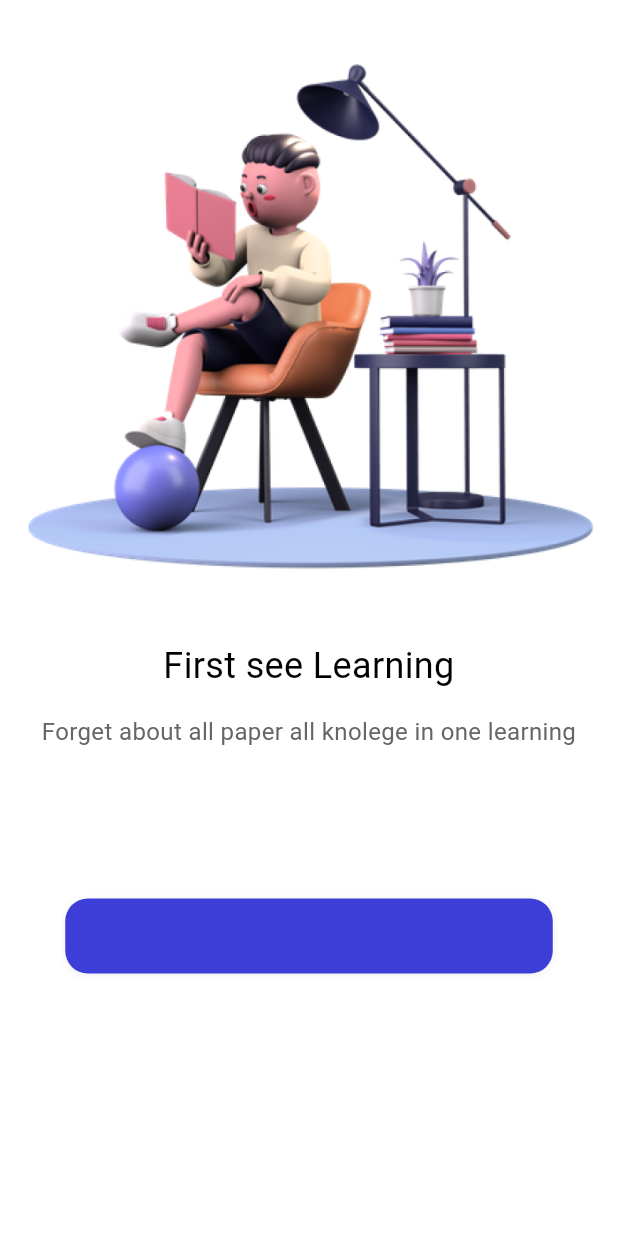
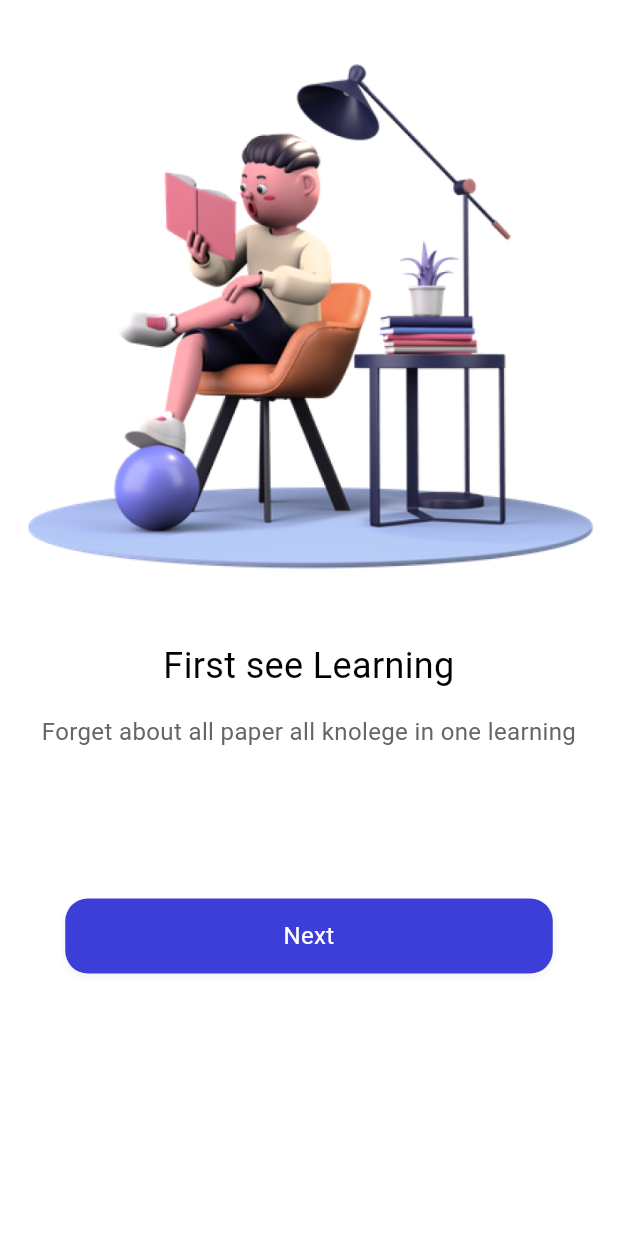
Before and after one commit to AbilioN/onlineCourse, a Flutter app: the screen it shows after launch, on a phone screen of 412 x 824 dp. Run offline on Flutter 3.47's test engine with Material 3 defaults, Android fonts, the phone set to English and light mode, and no system bars; our stand-ins replace flutter_riverpod.

Commit message:
next button

```diff
--- a/lib/common/widgets/app_shadows.dart
+++ b/lib/common/widgets/app_shadows.dart
@@ -3,16 +3,20 @@ import 'package:flutter/material.dart';
 
 class AppBoxDecorations {
   // Method to return the customized BoxDecoration
-  static BoxDecoration customBoxDecoration() {
+  static BoxDecoration customBoxDecoration(
+      {Color color = AppColors.primaryElement,
+      double radius = 15,
+      double sR = 1,
+      double bR = 2}) {
     return BoxDecoration(
-      color: AppColors.primaryElement,
-      borderRadius: BorderRadius.circular(15),
+      color: color,
+      borderRadius: BorderRadius.circular(radius),
       boxShadow: [
         BoxShadow(
           color: Colors.grey.withOpacity(0.1),
-          spreadRadius: 1,
-          blurRadius: 2,
-          offset: Offset(0, 1), // changes position of shadow
+          spreadRadius: sR,
+          blurRadius: bR,
+          offset: const Offset(0, 2),
         ),
       ],
     );
--- a/lib/pages/welcome/widgets.dart
+++ b/lib/pages/welcome/widgets.dart
@@ -1,3 +1,4 @@
+import 'package:another/common/utils/colors.dart';
 import 'package:another/common/widgets/app_shadows.dart';
 import 'package:another/common/widgets/text_widgets.dart';
 import 'package:flutter/material.dart';
@@ -23,11 +24,11 @@ class OnboardingPageOne extends StatelessWidget {
           fit: BoxFit.fitWidth,
         ),
         Container(
+          margin: EdgeInsets.only(top: 15),
           child: Text24(text: title),
-          margin: EdgeInsets.only(top: 15),
         ),
         Container(
-          margin: EdgeInsets.only(top: 15),
+          margin: const EdgeInsets.only(top: 15),
           child: Text16(
             text: subTitle,
           ),
@@ -52,6 +53,12 @@ class _NextButton extends StatelessWidget {
         right: 25,
       ),
       decoration: AppBoxDecorations.customBoxDecoration(),
+      child: const Center(
+        child: Text16(
+          text: "Next",
+          color: AppColors.primaryBackground,
+        ),
+      ),
     );
   }
 }
```
